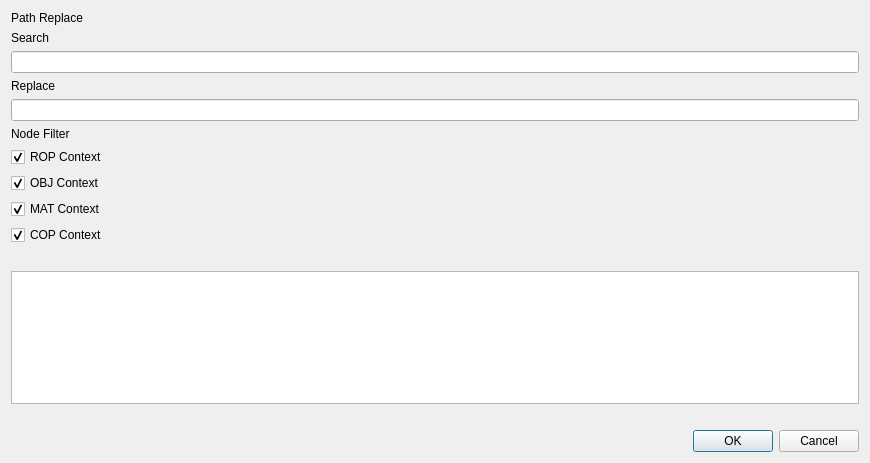
Old version of the form python2.7libs/eg_stringReplace/view.ui in the repository eglaubauf/egLib.
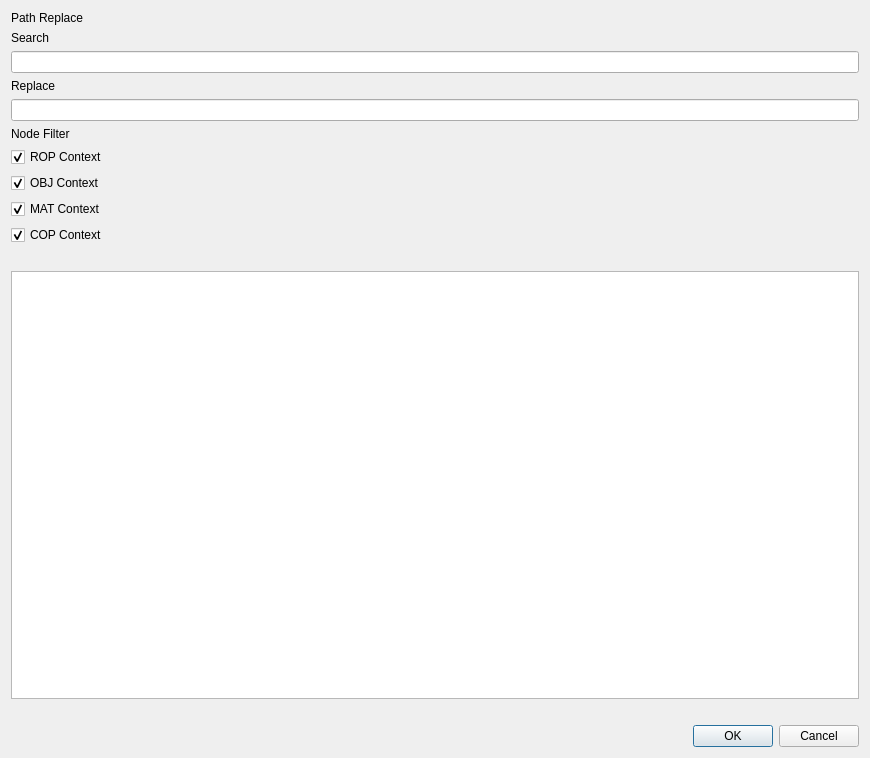
New version of the form.

```diff
--- a/python2.7libs/eg_stringReplace/view.ui
+++ b/python2.7libs/eg_stringReplace/view.ui
@@ -7,7 +7,7 @@
     <x>0</x>
     <y>0</y>
     <width>870</width>
-    <height>463</height>
+    <height>758</height>
    </rect>
   </property>
   <property name="sizePolicy">
```
